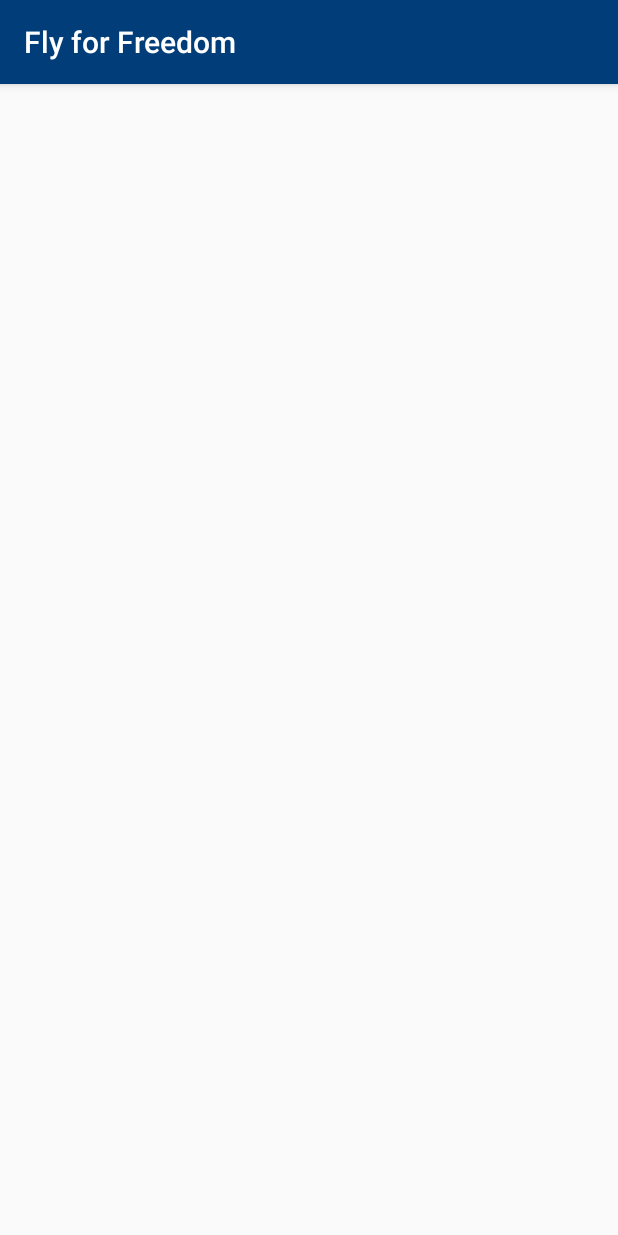
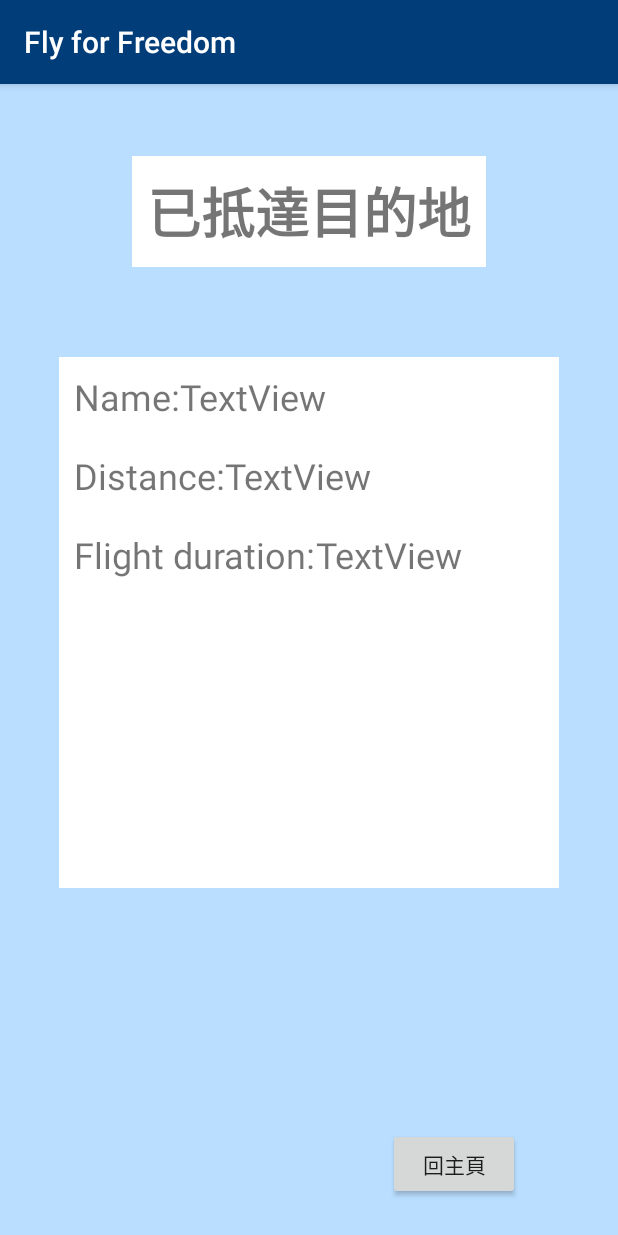
Before and after one commit to ChingWenWen/Fly-for-Freedom, an Android app: the ResultActivity screen opened directly, with no data from a screen before it, on a phone screen of 412 x 824 dp. Run offline under Robolectric (Android 15) with nearby library versions, the phone set to English and light mode, and no system bars.

Commit message:
結果頁面草稿

```diff
--- a/app/build.gradle
+++ b/app/build.gradle
@@ -24,6 +24,7 @@ dependencies {
     implementation 'androidx.appcompat:appcompat:1.0.2'
     implementation 'com.google.android.gms:play-services-maps:16.1.0'
     implementation 'androidx.constraintlayout:constraintlayout:1.1.3'
+    implementation 'androidx.recyclerview:recyclerview:1.1.0'
     testImplementation 'junit:junit:4.12'
     androidTestImplementation 'androidx.test.ext:junit:1.1.0'
     androidTestImplementation 'androidx.test.espresso:espresso-core:3.1.1'
--- a/app/src/main/java/com/example/flyforfreedom/ResultActivity.java
+++ b/app/src/main/java/com/example/flyforfreedom/ResultActivity.java
@@ -3,6 +3,10 @@ package com.example.flyforfreedom;
 import androidx.appcompat.app.AppCompatActivity;
 
 import android.os.Bundle;
+import android.widget.Button;
+import android.widget.EditText;
+import android.widget.TextView;
+import android.view.View;
 
 public class ResultActivity extends AppCompatActivity {
 
--- a/app/src/main/res/layout/activity_result.xml
+++ b/app/src/main/res/layout/activity_result.xml
@@ -4,6 +4,124 @@
     xmlns:tools="http://schemas.android.com/tools"
     android:layout_width="match_parent"
     android:layout_height="match_parent"
-    tools:context=".ResultActivity">
+    tools:context=".ResultActivity"
+    android:background="#B9DEFF">
+
+    <Button
+        android:id="@+id/backTo"
+        android:layout_width="wrap_content"
+        android:layout_height="wrap_content"
+        android:layout_marginEnd="65dp"
+        android:layout_marginRight="65dp"
+        android:layout_marginBottom="24dp"
+        android:text="回主頁"
+        app:layout_constraintBottom_toBottomOf="parent"
+        app:layout_constraintEnd_toEndOf="parent" />
+
+    <TextView
+        android:id="@+id/arrived"
+        android:layout_width="wrap_content"
+        android:layout_height="wrap_content"
+        android:layout_gravity="center"
+        android:layout_marginStart="97dp"
+        android:layout_marginLeft="97dp"
+        android:layout_marginTop="48dp"
+        android:layout_marginEnd="97dp"
+        android:layout_marginRight="97dp"
+        android:background="#ffffff"
+        android:gravity="center"
+        android:padding="10dp"
+        android:text="已抵達目的地"
+        android:textSize="36sp"
+        android:textStyle="bold"
+        app:layout_constraintEnd_toEndOf="parent"
+        app:layout_constraintStart_toStartOf="parent"
+        app:layout_constraintTop_toTopOf="parent" />
+
+    <LinearLayout
+        android:id="@+id/contest"
+        android:layout_width="333dp"
+        android:layout_height="354dp"
+        android:layout_marginStart="39dp"
+        android:layout_marginLeft="39dp"
+        android:layout_marginTop="60dp"
+        android:layout_marginEnd="39dp"
+        android:layout_marginRight="39dp"
+        android:orientation="vertical"
+        app:layout_constraintEnd_toEndOf="parent"
+        app:layout_constraintStart_toStartOf="parent"
+        app:layout_constraintTop_toBottomOf="@+id/arrived"
+        android:background="#fff">
+
+        <LinearLayout
+            android:id="@+id/plane"
+            android:layout_width="wrap_content"
+            android:layout_height="wrap_content"
+            android:layout_margin="10dp"
+            android:orientation="horizontal">
+
+            <TextView
+                android:layout_width="wrap_content"
+                android:layout_height="wrap_content"
+                android:layout_weight="1"
+                android:text="Name:"
+                android:textSize="24sp" />
+
+            <TextView
+                android:id="@+id/p_name"
+                android:layout_width="wrap_content"
+                android:layout_height="wrap_content"
+                android:layout_weight="1"
+                android:text="TextView"
+                android:textSize="24sp" />
+        </LinearLayout>
+
+        <LinearLayout
+            android:id="@+id/distance"
+            android:layout_width="wrap_content"
+            android:layout_height="wrap_content"
+            android:layout_margin="10dp"
+            android:orientation="horizontal">
+
+            <TextView
+                android:id="@+id/textView4"
+                android:layout_width="wrap_content"
+                android:layout_height="wrap_content"
+                android:text="Distance:"
+                android:textSize="24sp" />
+
+            <TextView
+                android:id="@+id/f_distance"
+                android:layout_width="wrap_content"
+                android:layout_height="wrap_content"
+                android:layout_weight="1"
+                android:text="TextView"
+                android:textSize="24sp" />
+        </LinearLayout>
+
+        <LinearLayout
+            android:id="@+id/spendT"
+            android:layout_width="wrap_content"
+            android:layout_height="wrap_content"
+            android:layout_margin="10dp"
+            android:orientation="horizontal">
+
+            <TextView
+                android:id="@+id/textView5"
+                android:layout_width="wrap_content"
+                android:layout_height="wrap_content"
+                android:text="Flight duration:"
+                android:textSize="24sp" />
+
+            <TextView
+                android:id="@+id/duration"
+                android:layout_width="wrap_content"
+                android:layout_height="wrap_content"
+                android:layout_weight="1"
+                android:text="TextView"
+                android:textSize="24sp" />
+        </LinearLayout>
+
+    </LinearLayout>
 
 </androidx.constraintlayout.widget.ConstraintLayout>
```
